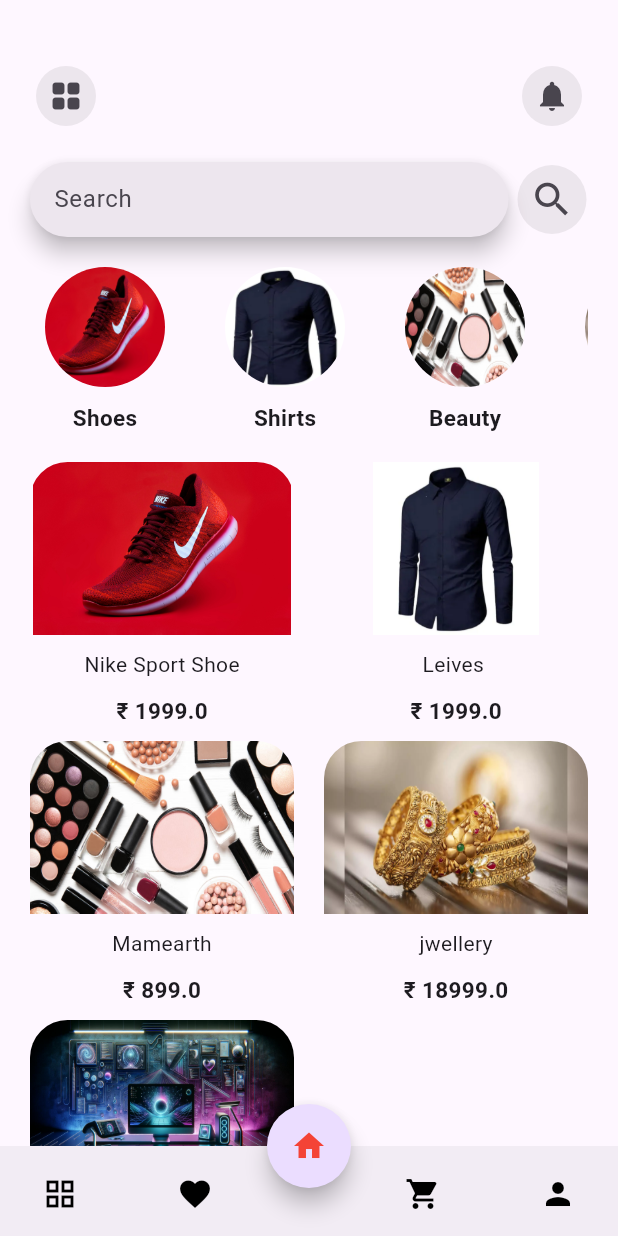
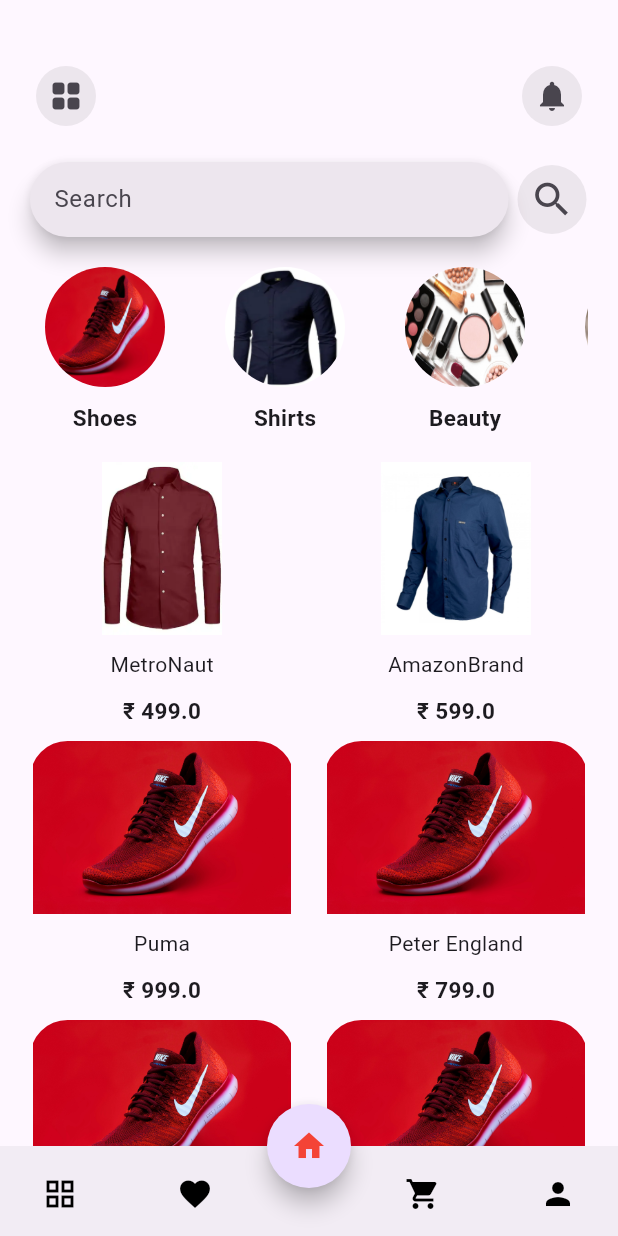
Before and after one commit to Aadhu4324/e_commerce_application, a Flutter app: the screen it shows after launch, on a phone screen of 412 x 824 dp. Run offline on Flutter 3.47's test engine with Material 3 defaults, Android fonts, the phone set to English and light mode, and no system bars.

Commit message:
Added More Products

```diff
--- a/lib/products.dart
+++ b/lib/products.dart
@@ -20,6 +20,56 @@ class Products {
 
 List<Products> products = [
   Products(
+      title: "MetroNaut",
+      description:
+          "Lorem Ipsum is simply dummy text of the printing and typesetting industry. Lorem Ipsum has been the industry's standard dummy text ever since the 1500s, when an unknown printer took a galley of type and scrambled it to make a type specimen book. It has survived not only five centuries, but also the leap into electronic typesetting, remaining essentially unchanged. It was popularised in the 1960s with the release of Letraset sheets containing Lorem Ipsum passages, and more recently with desktop publishing software like Aldus PageMaker including versions of Lorem Ipsum.",
+      price: 499,
+      quantity: 1,
+      categories: "Shirts",
+      image: "images/ShirtOne.webp",
+      id: 1,
+      isFav: false),
+  Products(
+      title: "AmazonBrand",
+      description:
+          "Lorem Ipsum is simply dummy text of the printing and typesetting industry. Lorem Ipsum has been the industry's standard dummy text ever since the 1500s, when an unknown printer took a galley of type and scrambled it to make a type specimen book. It has survived not only five centuries, but also the leap into electronic typesetting, remaining essentially unchanged. It was popularised in the 1960s with the release of Letraset sheets containing Lorem Ipsum passages, and more recently with desktop publishing software like Aldus PageMaker including versions of Lorem Ipsum.",
+      price: 599,
+      quantity: 1,
+      categories: "Shirts",
+      image: "images/ShirtTwo.jpg",
+      id: 2,
+      isFav: false),
+  Products(
+      title: "Puma",
+      description:
+          "Lorem Ipsum is simply dummy text of the printing and typesetting industry. Lorem Ipsum has been the industry's standard dummy text ever since the 1500s, when an unknown printer took a galley of type and scrambled it to make a type specimen book. It has survived not only five centuries, but also the leap into electronic typesetting, remaining essentially unchanged. It was popularised in the 1960s with the release of Letraset sheets containing Lorem Ipsum passages, and more recently with desktop publishing software like Aldus PageMaker including versions of Lorem Ipsum.",
+      price: 999,
+      quantity: 1,
+      categories: "Shirts",
+      image: "images/categorie1.jpg",
+      id: 3,
+      isFav: false),
+  Products(
+      title: "Peter England",
+      description:
+          "Lorem Ipsum is simply dummy text of the printing and typesetting industry. Lorem Ipsum has been the industry's standard dummy text ever since the 1500s, when an unknown printer took a galley of type and scrambled it to make a type specimen book. It has survived not only five centuries, but also the leap into electronic typesetting, remaining essentially unchanged. It was popularised in the 1960s with the release of Letraset sheets containing Lorem Ipsum passages, and more recently with desktop publishing software like Aldus PageMaker including versions of Lorem Ipsum.",
+      price: 799,
+      quantity: 1,
+      categories: "Shirts",
+      image: "images/categorie1.jpg",
+      id: 4,
+      isFav: false),
+  Products(
+      title: "Peter England",
+      description:
+          "Lorem Ipsum is simply dummy text of the printing and typesetting industry. Lorem Ipsum has been the industry's standard dummy text ever since the 1500s, when an unknown printer took a galley of type and scrambled it to make a type specimen book. It has survived not only five centuries, but also the leap into electronic typesetting, remaining essentially unchanged. It was popularised in the 1960s with the release of Letraset sheets containing Lorem Ipsum passages, and more recently with desktop publishing software like Aldus PageMaker including versions of Lorem Ipsum.",
+      price: 699,
+      quantity: 1,
+      categories: "Shirts",
+      image: "images/categorie1.jpg",
+      id: 5,
+      isFav: false),
+  Products(
       title: "Nike Sport Shoe",
       description:
           "Lorem Ipsum is simply dummy text of the printing and typesetting industry. Lorem Ipsum has been the industry's standard dummy text ever since the 1500s, when an unknown printer took a galley of type and scrambled it to make a type specimen book. It has survived not only five centuries, but also the leap into electronic typesetting, remaining essentially unchanged. It was popularised in the 1960s with the release of Letraset sheets containing Lorem Ipsum passages, and more recently with desktop publishing software like Aldus PageMaker including versions of Lorem Ipsum.",
@@ -27,7 +77,7 @@ List<Products> products = [
       quantity: 1,
       categories: "Shoes",
       image: "images/categorie1.jpg",
-      id: 1,
+      id: 6,
       isFav: false),
   Products(
       title: "Leives ",
@@ -37,7 +87,7 @@ List<Products> products = [
       quantity: 1,
       categories: "Shirts",
       image: "images/categorie2.jpg",
-      id: 2,
+      id: 7,
       isFav: false),
   Products(
       title: "Mamearth",
@@ -47,7 +97,7 @@ List<Products> products = [
       quantity: 1,
       categories: "Beauty",
       image: "images/categorie3.jpg",
-      id: 3,
+      id: 8,
       isFav: false),
   Products(
       title: "jwellery",
@@ -57,14 +107,14 @@ List<Products> products = [
       quantity: 1,
       categories: "Jwellery",
       image: "images/categorie4.jpg",
-      id: 4,
+      id: 9,
       isFav: false),
   Products(
       title: "Lpatop",
       description:
           "Lorem Ipsum is simply dummy text of the printing and typesetting industry. Lorem Ipsum has been the industry's standard dummy text ever since the 1500s, when an unknown printer took a galley of type and scrambled it to make a type specimen book. It has survived not only five centuries, but also the leap into electronic typesetting, remaining essentially unchanged. It was popularised in the 1960s with the release of Letraset sheets containing Lorem Ipsum passages, and more recently with desktop publishing software like Aldus PageMaker including versions of Lorem Ipsum.",
       price: 49999,
-      quantity: 1,
+      quantity: 10,
       categories: "Tech",
       image: "images/categorie5.jpg",
       id: 5,
--- a/lib/screens/screen_cart.dart
+++ b/lib/screens/screen_cart.dart
@@ -1,3 +1,4 @@
+import 'package:e_commerce_application/services/cart_favourite_services.dart';
 import 'package:e_commerce_application/services/cart_services.dart';
 import 'package:flutter/material.dart';
 import 'package:provider/provider.dart';
@@ -13,6 +14,11 @@ class _ScreenCartState extends State<ScreenCart> {
   @override
   Widget build(BuildContext context) {
     return Scaffold(
+      appBar: AppBar(
+        title: Text("Cart Items"),
+        centerTitle: true,
+        backgroundColor: Colors.blue,
+      ),
       body: Consumer<CartServices>(
         builder: (context, value, child) {
           if (value.cartItems.isEmpty) {
@@ -78,7 +84,9 @@ class _ScreenCartState extends State<ScreenCart> {
       ),
       floatingActionButton:
           Consumer<CartServices>(builder: (context, data, child) {
-        return Container(
+        return Visibility(
+          visible: data.isVisible,
+          child: Container(
             margin: EdgeInsets.only(bottom: 20, left: 35),
             width: MediaQuery.of(context).size.width,
             height: MediaQuery.of(context).size.height * .2,
@@ -86,13 +94,15 @@ class _ScreenCartState extends State<ScreenCart> {
               mainAxisAlignment: MainAxisAlignment.spaceBetween,
               children: [
                 Text("Total -",
-                  style: TextStyle(fontSize: 20, fontWeight: FontWeight.bold)),
+                    style:
+                        TextStyle(fontSize: 20, fontWeight: FontWeight.bold)),
                 Text(
                   "₹ : ${data.tottalPrice}",
                   style: TextStyle(fontSize: 20, fontWeight: FontWeight.bold),
                 )
               ],
             ),
+          ),
         );
       }),
     );
--- a/lib/screens/screen_view.dart
+++ b/lib/screens/screen_view.dart
@@ -85,6 +85,7 @@ class _ScreenViewState extends State<ScreenView> {
         onTap: () {
           _cartServices.addCart(widget.product);
           ScaffoldMessenger.of(context).showSnackBar(SnackBar(
+            duration: Duration(seconds: 1),
             content: Text("Added"),
             backgroundColor: Colors.green,
           ));
--- a/lib/services/cart_services.dart
+++ b/lib/services/cart_services.dart
@@ -6,6 +6,8 @@ class CartServices with ChangeNotifier {
   List<Products> get cartItems => _cartItems;
   double _tottalPrice = 0.00;
   double get tottalPrice => _tottalPrice;
+  bool _isvisible = false;
+  bool get isVisible => _isvisible;
   addCart(Products product) {
     if (_cartItems.contains(product)) {
       Products currenitem = _cartItems.singleWhere(
@@ -38,12 +40,19 @@ class CartServices with ChangeNotifier {
         )
         .toList();
     _tottalPrice = cartprices.fold(0.00, (_, price) => _ + price);
+    if (_tottalPrice == 0.0) {
+      _isvisible = false;
+    } else {
+      _isvisible = true;
+    }
+    print(_isvisible);
     notifyListeners();
   }
 
   removeItem(Products product) {
     product.quantity = 1;
     _cartItems.remove(product);
+    calculateTottalprice();
     notifyListeners();
   }
 }
```
Also changed, not shown: images/ShirtFour.webp (added), images/ShirtOne.webp (added), images/ShirtThree.jpg (added), images/ShirtTwo.jpg (added), images/ShirtsFive.jpg (added). Lines whose indentation alone changed are shown as unchanged.
